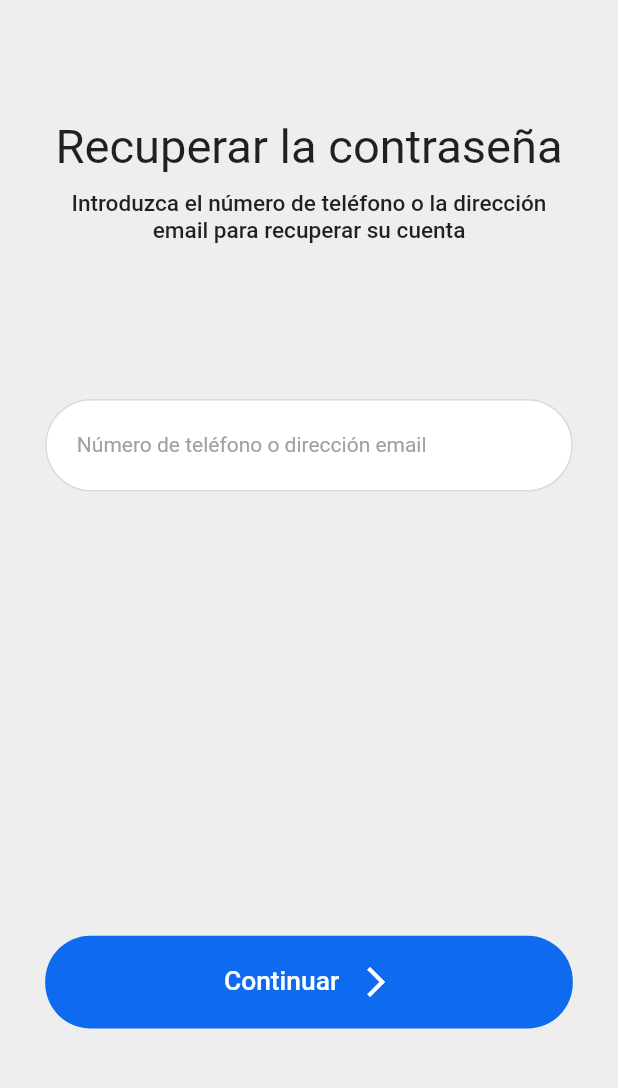
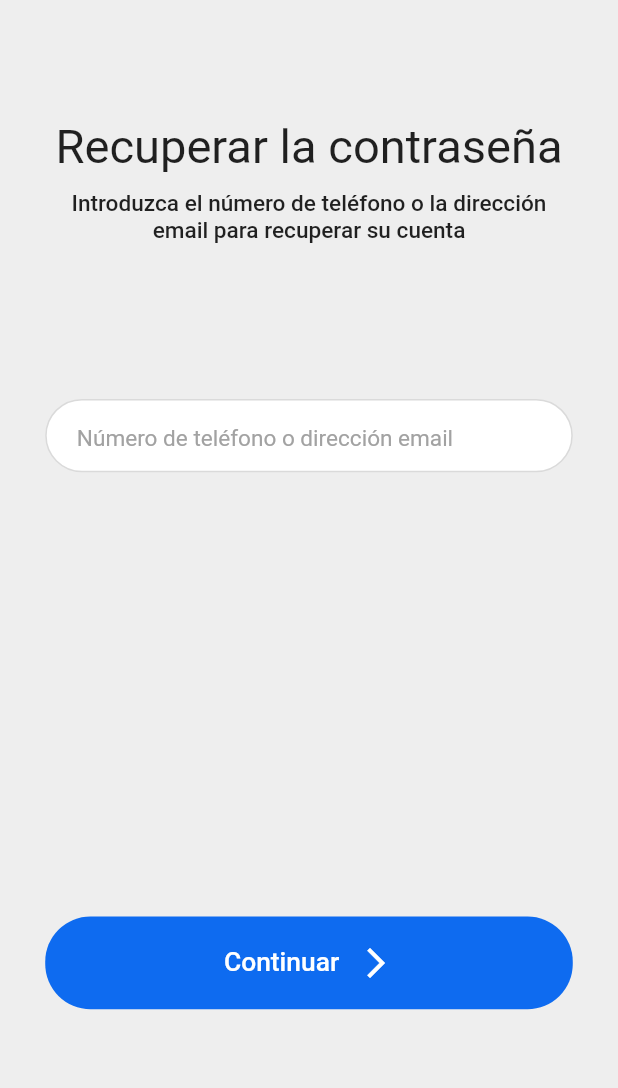
Before and after one commit to rogerordaz1/customer, a Flutter app: the screen it shows after launch, after a tap on "He olvidado mi contraseña", on a phone screen of 412 x 824 dp, the part 101-1189 px from its top. Run offline on Flutter 3.47's test engine with Material 2 defaults, Android fonts, the phone set to English and light mode, and no system bars; our stand-ins replace auto_size_text, device_preview, flutter_screenutil, get, tabler_icons; missing offline and left inert: flutter_statusbarcolor_ns.

Commit message:
arreglado la pagina del login

```diff
--- a/lib/core/app_pages.dart
+++ b/lib/core/app_pages.dart
@@ -1,4 +1,4 @@
-import 'package:app/modules/auth/login/login_routes.dart';
+import 'package:app/modules/auth/login/routes/login_routes.dart';
 import 'package:app/modules/auth/recovery_password/recovery_password.dart';
 import 'package:app/modules/auth/register/register_routes.dart';
 import 'package:app/modules/home/routes/home_routes.dart';
--- a/lib/core/common/widgets/custom_filled_button.dart
+++ b/lib/core/common/widgets/custom_filled_button.dart
@@ -11,6 +11,7 @@ class CustomFilledButton extends StatelessWidget {
     this.textStyle,
     this.isBackButton,
     this.iconSize,
+    this.isDesingInverse = false,
   });
 
   final IconData? iconData;
@@ -20,13 +21,15 @@ class CustomFilledButton extends StatelessWidget {
   final TextStyle? textStyle;
   final bool? isBackButton;
   final double? iconSize;
+  final bool? isDesingInverse;
 
   @override
   Widget build(BuildContext context) {
     return FilledButton(
       style: style,
       onPressed: onPressed,
-      child: Row(
+      child: isDesingInverse == false
+          ? Row(
               mainAxisAlignment: MainAxisAlignment.center,
               crossAxisAlignment: CrossAxisAlignment.center,
               children: [
@@ -57,6 +60,38 @@ class CustomFilledButton extends StatelessWidget {
                         width: 5.w,
                       ),
               ],
+            )
+          : Row(
+              mainAxisAlignment: MainAxisAlignment.center,
+              crossAxisAlignment: CrossAxisAlignment.center,
+              children: [
+                Text(
+                  buttonText,
+                  style: textStyle ??
+                      TextStyle(
+                        fontFamily: "Roboto",
+                        fontSize: 12.sp,
+                        fontWeight: FontWeight.w500,
+                      ),
+                ),
+                isBackButton == null
+                    ? const SizedBox.shrink()
+                    : SizedBox(
+                        width: 5.w,
+                      ),
+                isBackButton == null
+                    ? SizedBox(
+                        width: 8.w,
+                      )
+                    : SizedBox(
+                        width: 5.w,
+                      ),
+                if (iconData != null)
+                  Icon(
+                    iconData,
+                    size: iconSize ?? 19.h,
+                  ),
+              ],
             ),
     );
   }
--- a/lib/modules/auth/login/login.dart
+++ b/lib/modules/auth/login/login.dart
@@ -1,4 +1,4 @@
-export './login_binding.dart';
-export './login_controller.dart';
-export './login_page.dart';
-export './login_routes.dart';
+export 'routes/login_binding.dart';
+export 'controllers/login_controller.dart';
+export 'pages/login_page.dart';
+export 'routes/login_routes.dart';
--- a/lib/modules/auth/login/login_page.dart
+++ /dev/null
@@ -1,48 +0,0 @@
-import 'package:app/modules/auth/register/register_routes.dart';
-import 'package:app/modules/layout/layout.dart';
-import 'package:flutter/material.dart';
-import 'package:flutter_screenutil/flutter_screenutil.dart';
-import 'package:flutter_statusbarcolor_ns/flutter_statusbarcolor_ns.dart';
-
-import 'package:get/get.dart';
-
-import '../widgets/custom_login_buttom.dart';
-import '../widgets/login_center_fields.dart';
-import '../widgets/login_custom_header.dart';
-import 'login_controller.dart';
-
-class LoginPage extends GetView<LoginController> {
-  const LoginPage({super.key});
-
-  @override
-  Widget build(BuildContext context) {
-    FlutterStatusbarcolor.setStatusBarColor(Colors.black);
-    return Scaffold(
-        backgroundColor: Theme.of(context).colorScheme.background,
-        body: Padding(
-          padding: EdgeInsets.symmetric(horizontal: 16.w),
-          child: SingleChildScrollView(
-            child: Column(
-              crossAxisAlignment: CrossAxisAlignment.center,
-              children: [
-                SizedBox(height: 100.h),
-                const LoginHeader(),
-                SizedBox(height: 80.h),
-                const LoginFields(),
-                SizedBox(height: 100.h),
-                CustomLoginButtoms(
-                    onTap: () => Get.toNamed(LayoutRoutes.name),
-                    hintext: 'Acceder',
-                    ispraimary: true),
-                SizedBox(height: 8.h),
-                CustomLoginButtoms(
-                  hintext: 'Crear una cuenta',
-                  ispraimary: false,
-                  onTap: () => Get.toNamed(RegisterRoutes.register),
-                ),
-              ],
-            ),
-          ),
-        ));
-  }
-}
--- /dev/null
+++ b/lib/modules/auth/login/pages/login_page.dart
@@ -0,0 +1,64 @@
+import 'package:app/core/common/widgets/widgets.dart';
+import 'package:app/core/theme/app_colors.dart';
+import 'package:app/modules/auth/register/register_routes.dart';
+import 'package:app/modules/layout/layout.dart';
+import 'package:flutter/material.dart';
+import 'package:flutter_screenutil/flutter_screenutil.dart';
+import 'package:flutter_statusbarcolor_ns/flutter_statusbarcolor_ns.dart';
+
+import 'package:get/get.dart';
+import 'package:tabler_icons/tabler_icons.dart';
+
+import '../../widgets/custom_login_buttom.dart';
+import '../../widgets/login_center_fields.dart';
+import '../../widgets/login_custom_header.dart';
+import '../controllers/login_controller.dart';
+
+class LoginPage extends GetView<LoginController> {
+  const LoginPage({super.key});
+
+  @override
+  Widget build(BuildContext context) {
+    FlutterStatusbarcolor.setStatusBarColor(AppColors.dark900);
+    return Scaffold(
+        backgroundColor: Theme.of(context).colorScheme.background,
+        body: Padding(
+          padding: EdgeInsets.symmetric(horizontal: 16.w),
+          child: SingleChildScrollView(
+            child: Column(
+              crossAxisAlignment: CrossAxisAlignment.center,
+              children: [
+                SizedBox(height: 100.h),
+                const LoginHeader(),
+                SizedBox(height: 65.h),
+                const LoginFields(),
+                SizedBox(height: 100.h),
+                CustomFilledButton(
+                  iconData: TablerIcons.chevron_right,
+                  buttonText: "Acceder",
+                  onPressed: () => Get.toNamed(LayoutRoutes.name),
+                  style: Theme.of(context).filledButtonTheme.style!.copyWith(
+                        padding: MaterialStatePropertyAll(
+                          EdgeInsets.symmetric(horizontal: 12.w, vertical: 8.h),
+                        ),
+                      ),
+                  isDesingInverse: true,
+                ),
+                SizedBox(height: 8.h),
+                CustomOutlineButton(
+                  buttonText: 'Crear una cuenta',
+                  onPressed: () => Get.toNamed(RegisterRoutes.register),
+                  style: Theme.of(context).outlinedButtonTheme.style!.copyWith(
+                        padding: MaterialStatePropertyAll(
+                          EdgeInsets.symmetric(
+                              horizontal: 8.w, vertical: 10.5.h),
+                        ),
+                      ),
+                ),
+                SizedBox(height: 8.h),
+              ],
+            ),
+          ),
+        ));
+  }
+}
--- a/lib/modules/auth/login/login_binding.dart
+++ b/lib/modules/auth/login/routes/login_binding.dart
@@ -1,5 +1,5 @@
 import 'package:get/get.dart';
-import 'login_controller.dart';
+import '../controllers/login_controller.dart';
 
 class LoginBinding extends Bindings {
   @override
--- a/lib/modules/auth/login/login_routes.dart
+++ b/lib/modules/auth/login/routes/login_routes.dart
@@ -1,6 +1,6 @@
 import 'package:get/get.dart';
 
-import './login.dart';
+import '../login.dart';
 
 class LoginRoutes {
   LoginRoutes._();
--- a/lib/modules/auth/widgets/custom_login_fields.dart
+++ b/lib/modules/auth/widgets/custom_login_fields.dart
@@ -1,5 +1,7 @@
 import 'package:flutter/material.dart';
 import 'package:flutter_screenutil/flutter_screenutil.dart';
+
+import '../../../core/theme/app_colors.dart';
 
 class CustomFormField extends StatelessWidget {
   const CustomFormField({
@@ -12,27 +14,22 @@ class CustomFormField extends StatelessWidget {
   @override
   Widget build(BuildContext context) {
     return Container(
-      width: 328.w,
-      height: 48.h,
-      padding: EdgeInsets.symmetric(horizontal: 16.w, vertical: 8.h),
-      clipBehavior: Clip.antiAlias,
+      height: 38.h,
+      padding: EdgeInsets.symmetric(horizontal: 16.w, vertical: 0.5.h),
       decoration: ShapeDecoration(
-        color: Colors.white,
+        color: AppColors.dark0,
         shape: RoundedRectangleBorder(
-          side: const BorderSide(width: 1, color: Color(0xFFDADADA)),
+          side: BorderSide(width: 1, color: AppColors.dark100),
           borderRadius: BorderRadius.circular(25.r),
         ),
       ),
       child: TextField(
         decoration: InputDecoration(
-          contentPadding: EdgeInsets.symmetric(vertical: 12.h),
           hintText: hintext,
-          hintStyle: const TextStyle(
-            color: Color(0xFFA2A2A2),
-            fontSize: 14,
-            fontFamily: 'Roboto',
-            fontWeight: FontWeight.w400,
-          ),
+          hintStyle: Theme.of(context).textTheme.headlineMedium!.copyWith(
+                color: AppColors.dark300,
+                fontWeight: FontWeight.w400,
+              ),
           border: InputBorder.none,
         ),
       ),
--- a/lib/modules/auth/widgets/forgot_password_text.dart
+++ b/lib/modules/auth/widgets/forgot_password_text.dart
@@ -11,26 +11,14 @@ class ForgotPasswordText extends StatelessWidget {
 
   @override
   Widget build(BuildContext context) {
-    return SizedBox(
-      width: double.infinity,
-      height: 32.h,
-      child: GestureDetector(
-        onTap: () => Get.toNamed(RecoveryPasswordRoutes.recovery),
-        child: Row(
-          mainAxisAlignment: MainAxisAlignment.center,
-          crossAxisAlignment: CrossAxisAlignment.center,
-          children: [
-            Text(
-              'He olvidado mi contraseña',
-              style: TextStyle(
-                color: AppColors.primary,
-                fontSize: 12,
-                fontFamily: 'Roboto',
-                fontWeight: FontWeight.w500,
-              ),
+    return GestureDetector(
+      onTap: () => Get.toNamed(RecoveryPasswordRoutes.recovery),
+      child: Text(
+        'He olvidado mi contraseña',
+        style: Theme.of(context).textTheme.bodySmall!.copyWith(
+              color: AppColors.primary,
+              fontWeight: FontWeight.w500,
             ),
-          ],
-        ),
       ),
     );
   }
--- a/lib/modules/auth/widgets/login_center_fields.dart
+++ b/lib/modules/auth/widgets/login_center_fields.dart
@@ -12,7 +12,6 @@ class LoginFields extends StatelessWidget {
   @override
   Widget build(BuildContext context) {
     return SizedBox(
-      width: double.infinity,
       height: 144.h,
       child: Column(
         mainAxisAlignment: MainAxisAlignment.start,
@@ -21,7 +20,7 @@ class LoginFields extends StatelessWidget {
           const CustomFormField(hintext: 'Numero de teléfono'),
           SizedBox(height: 8.h),
           const CustomFormField(hintext: 'Contraseña'),
-          SizedBox(height: 8.h),
+          SizedBox(height: 12.h),
           const ForgotPasswordText(),
         ],
       ),
--- a/lib/modules/auth/widgets/login_custom_header.dart
+++ b/lib/modules/auth/widgets/login_custom_header.dart
@@ -9,29 +9,21 @@ class LoginHeader extends StatelessWidget {
   @override
   Widget build(BuildContext context) {
     return Column(
-
       mainAxisAlignment: MainAxisAlignment.end,
       crossAxisAlignment: CrossAxisAlignment.center,
       children: [
         SizedBox(
           height: 64.h,
-          width: 200.w,
+          width: 180.w,
           child: Image.asset(
             'assets/logo_login.png',
             fit: BoxFit.fill,
           ),
         ),
-        SizedBox(height: 18.h),
+        SizedBox(height: 16.h),
         Text(
           'La aplicación móvil para eventos en Cuba',
-          style: TextStyle(
-            color: Colors.black,
-            fontSize: 14.sp,
-            fontFamily: 'Roboto',
-            fontWeight: FontWeight.w500,
-            height: 0.10,
-            letterSpacing: 0.10,
-          ),
+          style: Theme.of(context).textTheme.titleMedium,
         ),
       ],
     );
```
Also changed, not shown: lib/modules/auth/login/controllers/login_controller.dart (renamed from lib/modules/auth/login/login_controller.dart). Lines whose indentation alone changed are shown as unchanged.
